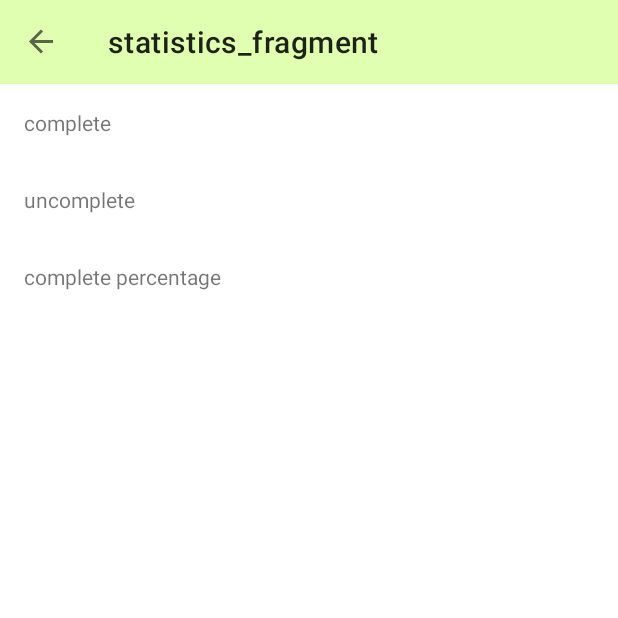
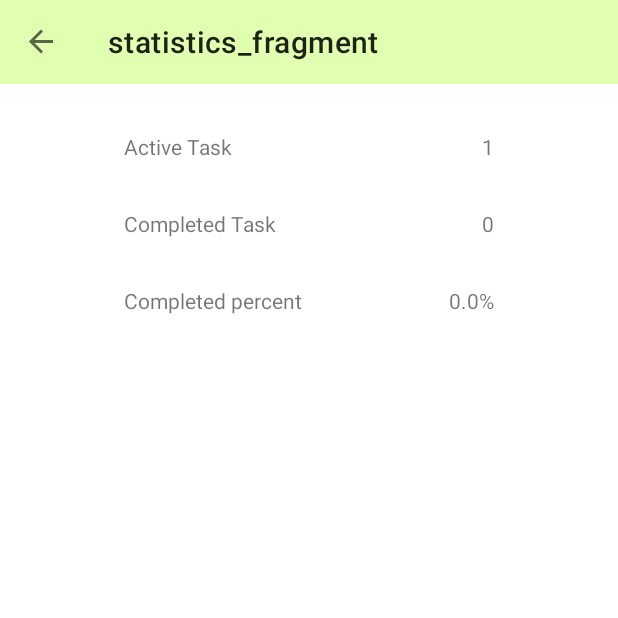
Before and after one commit to Rio-Sh/SimpleToDo, an Android app: the StatisticsFragment screen opened through its navigation route, on a phone screen of 412 x 824 dp, the top half of it. Run offline under Robolectric (Android 15) with nearby library versions, the phone set to English and light mode, and no system bars; our stand-ins replace Dagger/Hilt's generated code, Room's generated code, data binding, navigation-ui; 1 statement that could not run was skipped.

Commit message:
Implement Statistics

```diff
--- a/app/src/main/java/com/example/studymytaskapp/MainActivity.kt
+++ b/app/src/main/java/com/example/studymytaskapp/MainActivity.kt
@@ -3,7 +3,7 @@ package com.example.studymytaskapp
 import androidx.appcompat.app.AppCompatActivity
 import android.os.Bundle
 import androidx.databinding.DataBindingUtil
-import androidx.navigation.findNavController
+import androidx.navigation.fragment.NavHostFragment
 import androidx.navigation.fragment.findNavController
 import androidx.navigation.ui.AppBarConfiguration
 import androidx.navigation.ui.NavigationUI
@@ -16,7 +16,7 @@ import dagger.hilt.android.AndroidEntryPoint
 class MainActivity : AppCompatActivity() {
 
     lateinit var binding: ActivityMainBinding
-    lateinit var appBarConfiguration: AppBarConfiguration
+    private lateinit var appBarConfiguration: AppBarConfiguration
 
     override fun onCreate(savedInstanceState: Bundle?) {
         super.onCreate(savedInstanceState)
@@ -31,7 +31,9 @@ class MainActivity : AppCompatActivity() {
      * Delegate to Navigation.
      */
     override fun onSupportNavigateUp(): Boolean {
-        //val navController = findNavController(R.id.nav_host_fragment)
+
+        //MainActivity doesn't have NavController?
+        //navController = this.findNavController(R.id.nav_host_fragment)
         val navController = supportFragmentManager.findFragmentById(R.id.nav_host_fragment)!!.findNavController()
         return NavigationUI.navigateUp(navController, binding.drawerLayout)
     }
@@ -42,9 +44,11 @@ class MainActivity : AppCompatActivity() {
     private fun setupNavigation() {
         setSupportActionBar(binding.toolbar)
 
-        //val navController = findNavController(R.id.nav_host_fragment)
-        val navController = supportFragmentManager.findFragmentById(R.id.nav_host_fragment)!!.findNavController()
+        //val navController = this.findNavController(R.id.nav_host_fragment)
+        val navHostFragment = supportFragmentManager.findFragmentById(R.id.nav_host_fragment) as NavHostFragment
+        val navController = navHostFragment.navController
         appBarConfiguration = AppBarConfiguration(navController.graph, binding.drawerLayout)
+        binding.navView.setupWithNavController(navController)
         setupActionBarWithNavController(navController, appBarConfiguration)
     }
 }
--- a/app/src/main/java/com/example/studymytaskapp/statistics/StatisticsFragment.kt
+++ b/app/src/main/java/com/example/studymytaskapp/statistics/StatisticsFragment.kt
@@ -6,23 +6,26 @@ import android.view.LayoutInflater
 import android.view.View
 import android.view.ViewGroup
 import androidx.fragment.app.viewModels
-import com.example.studymytaskapp.R
+import com.example.studymytaskapp.databinding.StatisticsFragmentBinding
 import dagger.hilt.android.AndroidEntryPoint
 
 @AndroidEntryPoint
 class StatisticsFragment : Fragment() {
 
-    companion object {
-        fun newInstance() = StatisticsFragment()
-    }
 
     private val viewModel: StatisticsViewModel by viewModels()
+    private lateinit var binding: StatisticsFragmentBinding
 
     override fun onCreateView(
         inflater: LayoutInflater, container: ViewGroup?,
         savedInstanceState: Bundle?
     ): View? {
-        return inflater.inflate(R.layout.statistics_fragment, container, false)
+
+        binding = StatisticsFragmentBinding.inflate(inflater)
+        binding.lifecycleOwner = this
+        binding.viewModel = viewModel
+
+        return binding.root
     }
 
 }
--- a/app/src/main/java/com/example/studymytaskapp/statistics/StatisticsViewModel.kt
+++ b/app/src/main/java/com/example/studymytaskapp/statistics/StatisticsViewModel.kt
@@ -1,7 +1,11 @@
 package com.example.studymytaskapp.statistics
 
+import androidx.lifecycle.LiveData
 import androidx.lifecycle.ViewModel
+import androidx.lifecycle.map
 import com.example.studymytaskapp.data.ITaskRepository
+import com.example.studymytaskapp.data.Result
+import com.example.studymytaskapp.data.Task
 import dagger.hilt.android.lifecycle.HiltViewModel
 import javax.inject.Inject
 
@@ -9,5 +13,42 @@ import javax.inject.Inject
 class StatisticsViewModel @Inject constructor(
     private val repository: ITaskRepository
 ): ViewModel() {
-    // TODO: Implement the ViewModel
+
+    private val tasks = repository.observeTasks().map { checkLoadResult(it) }
+
+    private val stats = tasks.map { getTasksStates(tasks) }
+    val activeTaskSize = stats.map { it?.activeTaskSize ?: 0 }
+    val completedTaskSize = stats.map { it?.completedTaskSize ?: 0 }
+    val completedTaskPercent = stats.map { it?.completedTaskPercent ?: 0f }
+
+    private fun getTasksStates(tasks: LiveData<List<Task>>) : TaskStats? {
+       return if (tasks.value == null || tasks.value.isNullOrEmpty()) {
+           null
+       } else {
+           val numOfTasks = tasks.value!!.size
+           val numOfActiveTask = tasks.value!!.count { !it.isCompleted }
+           val numOfCompleted = numOfTasks - numOfActiveTask
+           TaskStats (
+               totalTaskSize = numOfTasks,
+               activeTaskSize =  numOfActiveTask,
+               completedTaskSize = numOfCompleted,
+               completedTaskPercent = 100f * ( numOfCompleted / numOfTasks )
+           )
+       }
+    }
+
+    private fun checkLoadResult(taskListResult: Result<List<Task>>): List<Task> {
+        val taskToShow = ArrayList<Task>()
+
+        //TODO Create message if loading is failed.
+        if(taskListResult is Result.Success) {
+            val taskList = taskListResult.data
+            for (task in taskList) {
+                taskToShow.add(task)
+            }
+        }
+        return taskToShow
+    }
+
+    data class TaskStats(val totalTaskSize: Int, val activeTaskSize: Int, val completedTaskSize: Int, val completedTaskPercent: Float)
 }
--- a/app/src/main/res/layout/statistics_fragment.xml
+++ b/app/src/main/res/layout/statistics_fragment.xml
@@ -1,32 +1,94 @@
 <?xml version="1.0" encoding="utf-8"?>
 <layout
     xmlns:android="http://schemas.android.com/apk/res/android"
+    xmlns:app="http://schemas.android.com/apk/res-auto"
     xmlns:tools="http://schemas.android.com/tools">
 
-    <LinearLayout
+    <data>
+
+        <variable
+            name="viewModel"
+            type="com.example.studymytaskapp.statistics.StatisticsViewModel" />
+    </data>
+
+    <androidx.constraintlayout.widget.ConstraintLayout
         android:layout_width="match_parent"
         android:layout_height="match_parent"
-        tools:context=".statistics.StatisticsFragment"
-        android:orientation="vertical">
+        android:orientation="vertical"
+        tools:context=".statistics.StatisticsFragment">
 
         <!-- TODO set statistics info texts -->
-        <TextView
-            android:layout_width="match_parent"
-            android:layout_height="wrap_content"
-            android:layout_margin="16dp"
-            android:text="complete"/>
+
 
         <TextView
-            android:layout_width="match_parent"
+            android:id="@+id/textView"
+            android:layout_width="wrap_content"
             android:layout_height="wrap_content"
-            android:layout_margin="16dp"
-            android:text="uncomplete"/>
+            android:layout_marginTop="32dp"
+            android:text="Active Task"
+            app:layout_constraintStart_toStartOf="@+id/leftGuideline"
+            app:layout_constraintTop_toTopOf="parent" />
 
         <TextView
-            android:layout_width="match_parent"
+            android:id="@+id/numOfActive"
+            android:layout_width="wrap_content"
             android:layout_height="wrap_content"
-            android:layout_margin="16dp"
-            android:text="complete percentage"/>
+            android:text="@{String.valueOf(viewModel.activeTaskSize)}"
+            app:layout_constraintBaseline_toBaselineOf="@+id/textView"
+            app:layout_constraintEnd_toStartOf="@+id/rightGuideline"
+            tools:text = "50"/>
 
-    </LinearLayout>
+        <TextView
+            android:id="@+id/textView3"
+            android:layout_width="wrap_content"
+            android:layout_height="wrap_content"
+            android:layout_marginTop="32dp"
+            android:text="Completed Task"
+            app:layout_constraintStart_toStartOf="@+id/textView"
+            app:layout_constraintTop_toBottomOf="@+id/textView" />
+
+        <TextView
+            android:id="@+id/numOfCompleted"
+            android:layout_width="wrap_content"
+            android:layout_height="wrap_content"
+            android:layout_marginTop="32dp"
+            android:text="@{String.valueOf(viewModel.completedTaskSize)}"
+            app:layout_constraintEnd_toEndOf="@+id/numOfActive"
+            app:layout_constraintTop_toBottomOf="@+id/numOfActive"
+            tools:text = "100"/>
+
+        <TextView
+            android:id="@+id/textView5"
+            android:layout_width="wrap_content"
+            android:layout_height="wrap_content"
+            android:layout_marginTop="32dp"
+            android:text="Completed percent"
+            app:layout_constraintStart_toStartOf="@+id/textView3"
+            app:layout_constraintTop_toBottomOf="@+id/textView3" />
+
+        <TextView
+            android:id="@+id/percentOfCompleted"
+            android:layout_width="wrap_content"
+            android:layout_height="wrap_content"
+            android:layout_marginTop="32dp"
+            android:text="@{@string/stats_complete_percent(viewModel.completedTaskPercent)}"
+            app:layout_constraintEnd_toEndOf="@+id/numOfCompleted"
+            app:layout_constraintTop_toBottomOf="@+id/numOfCompleted"
+            tools:text="50%"/>
+
+        <androidx.constraintlayout.widget.Guideline
+            android:id="@+id/leftGuideline"
+            android:layout_width="wrap_content"
+            android:layout_height="wrap_content"
+            android:orientation="vertical"
+            app:layout_constraintGuide_percent="0.20" />
+
+        <androidx.constraintlayout.widget.Guideline
+            android:id="@+id/rightGuideline"
+            android:layout_width="wrap_content"
+            android:layout_height="wrap_content"
+            android:orientation="vertical"
+            app:layout_constraintGuide_percent="0.80" />
+
+    </androidx.constraintlayout.widget.ConstraintLayout>
 </layout>
--- a/app/src/main/res/values/strings.xml
+++ b/app/src/main/res/values/strings.xml
@@ -4,4 +4,5 @@
     <string name="content">Content</string>
     <string name="tasks_title">tasks</string>
     <string name="statistics_title">statistics</string>
+    <string name="stats_complete_percent">%.1f%%</string>
 </resources>
```
Also changed, not shown: 4 other files.
